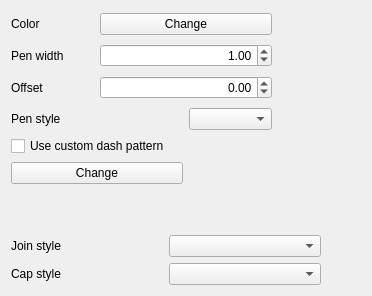
Before: the Qt Designer form src/ui/symbollayer/widget_simpleline.ui in kadas-albireo/kadas-albireo, drawn with Qt 5.
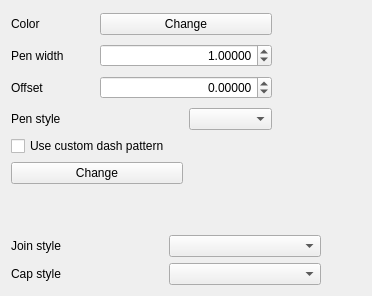
After: the same form once the commit is applied. Custom widgets are drawn as their Qt base class.

```diff
--- a/src/ui/symbollayer/widget_simpleline.ui
+++ b/src/ui/symbollayer/widget_simpleline.ui
@@ -71,7 +71,7 @@
         <set>Qt::AlignRight|Qt::AlignTrailing|Qt::AlignVCenter</set>
        </property>
        <property name="decimals">
-        <number>2</number>
+        <number>5</number>
        </property>
        <property name="maximum">
         <double>100000.000000000000000</double>
@@ -94,7 +94,7 @@
         <set>Qt::AlignRight|Qt::AlignTrailing|Qt::AlignVCenter</set>
        </property>
        <property name="decimals">
-        <number>2</number>
+        <number>5</number>
        </property>
        <property name="minimum">
         <double>-100000.000000000000000</double>
```
